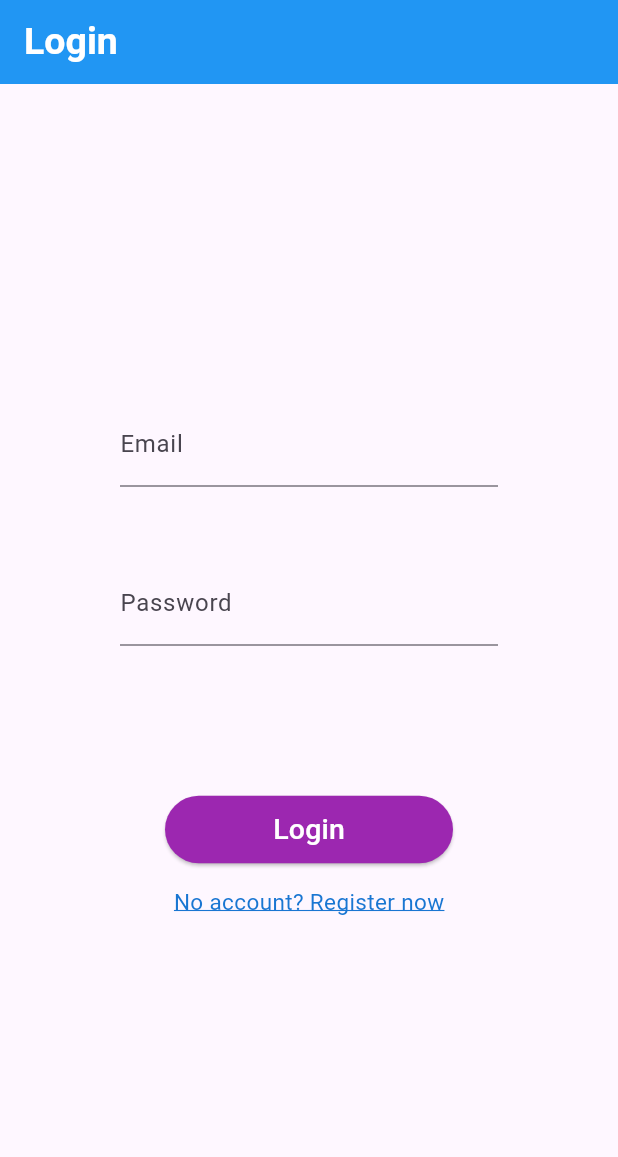
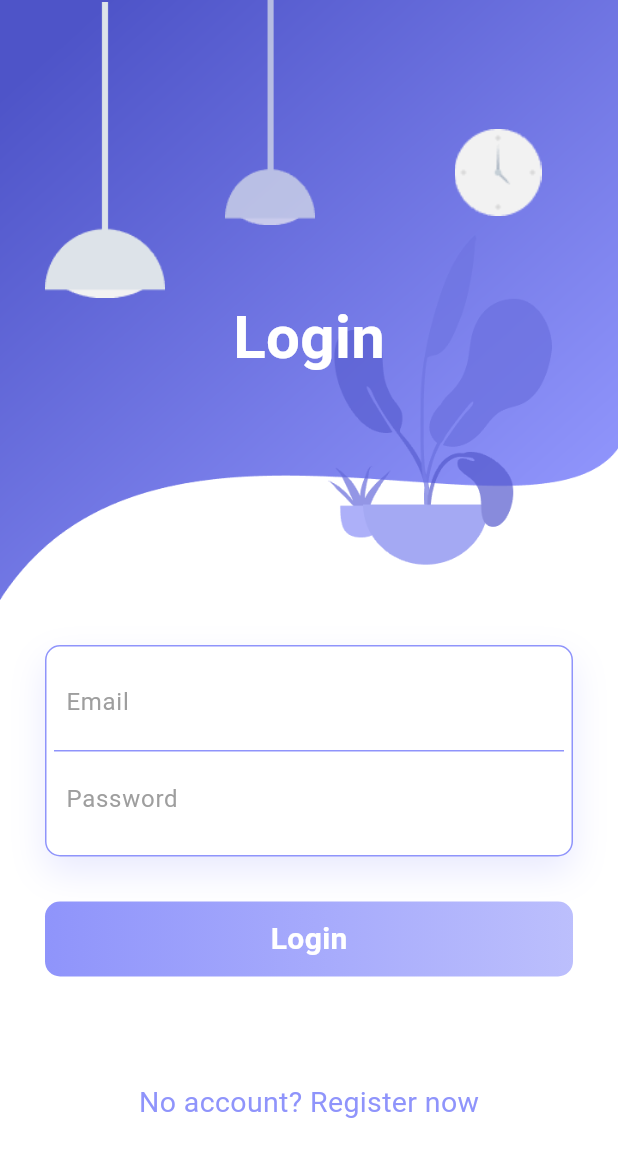
Before and after one commit to YongMingg/Final_Year_Project, a Flutter app: the screen it shows after launch, on a phone screen of 412 x 824 dp. Shown: the top 1157 px of the screen. Run offline on Flutter 3.47's test engine with Material 3 defaults, Android fonts, the light colour scheme and no system bars; our stand-ins replace animate_do, cloud_firestore, firebase_auth, firebase_core, firebase_database, fluttertoast and 1 more; accounts and stored records are empty.

Commit message:
login page ui design

```diff
--- a/lib/routes/LoginPage.dart
+++ b/lib/routes/LoginPage.dart
@@ -1,3 +1,4 @@
+import 'package:animate_do/animate_do.dart';
 import 'package:cloud_firestore/cloud_firestore.dart';
 import 'package:firebase_auth/firebase_auth.dart';
 import 'package:flutter/material.dart';
@@ -26,64 +27,125 @@ class _LoginPageState extends State<LoginPage> {
   @override
   Widget build(BuildContext context) {
     return Scaffold(
-
-      //Appbar title
-      appBar: AppBar(
-        backgroundColor: Colors.blue,
-        title: const Text(
-          "Login",
-          style: TextStyle(
+      backgroundColor: Colors.white,
+      body: SingleChildScrollView(
+        child: Container(
+          child: Column(
+            children: <Widget>[
+              Container(
+                height: 400,
+                decoration: const BoxDecoration(
+                  image: DecorationImage(
+                    image: AssetImage('img/home_background.png'),
+                    fit: BoxFit.fill
+                  )
+                ),
+                child: Stack(
+                  children: <Widget>[
+                    Positioned(
+                      left: 30,
+                      width: 80,
+                      height: 200,
+                      child: FadeInUp(duration: const Duration(seconds: 1), child: Container(
+                        decoration: const BoxDecoration(
+                          image: DecorationImage(
+                            image: AssetImage('img/light_1.png')
+                          )
+                        ),
+                      )),
+                    ),
+                    Positioned(
+                      left: 140,
+                      width: 80,
+                      height: 150,
+                      child: FadeInUp(duration: const Duration(milliseconds: 1200), child: Container(
+                        decoration: const BoxDecoration(
+                          image: DecorationImage(
+                            image: AssetImage('img/light_2.png')
+                          )
+                        ),
+                      )),
+                    ),
+                    Positioned(
+                      right: 40,
+                      top: 40,
+                      width: 80,
+                      height: 150,
+                      child: FadeInUp(duration: const Duration(milliseconds: 1300), child: Container(
+                        decoration: const BoxDecoration(
+                          image: DecorationImage(
+                            image: AssetImage('img/clock.png')
+                          )
+                        ),
+                      )),
+                    ),
+                    Positioned(
+                      child: FadeInUp(duration: const Duration(milliseconds: 1600), child: Container(
+                        margin: const EdgeInsets.only(top: 50),
+                        child: const Center(
+                          child: Text("Login", style: TextStyle(color: Colors.white, fontSize: 40, fontWeight: FontWeight.bold),),
+                        ),
+                      )),
+                    )
+                  ],
+                ),
+              ),
+              Padding(
+                padding: const EdgeInsets.all(30.0),
+                child: Column(
+                  children: <Widget>[
+                    FadeInUp(duration: const Duration(milliseconds: 1800), child: Container(
+                      padding: const EdgeInsets.all(5),
+                      decoration: BoxDecoration(
                         color: Colors.white,
-            fontSize: 25,
-            fontWeight: FontWeight.bold,
+                        borderRadius: BorderRadius.circular(10),
+                        border: Border.all(color: const Color.fromRGBO(143, 148, 251, 1)),
+                        boxShadow: const [
+                          BoxShadow(
+                            color: Color.fromRGBO(143, 148, 251, .2),
+                            blurRadius: 20.0,
+                            offset: Offset(0, 10)
+                          )
+                        ]
+                      ),
+                      child: Column(
+                        children: <Widget>[
+                          Container(
+                            padding: const EdgeInsets.all(8.0),
+                            decoration: const BoxDecoration(
+                              border: Border(bottom: BorderSide(color:  Color.fromRGBO(143, 148, 251, 1)))
+                            ),
+                            child: TextField(
+                              controller: emailController,
+                              decoration: const InputDecoration(
+                                border: InputBorder.none,
+                                hintText: "Email",
+                                hintStyle: TextStyle(color: Colors.grey)
                               ),
                             ),
                           ),
-
-      //body content
-      body: Padding(
-        padding: const EdgeInsets.only(left: 80, right: 80),
-        child: Center(
-          child: Column(
-            mainAxisAlignment: MainAxisAlignment.center,
-            children: [
-              TextField(
-                controller: emailController,
+                          Container(
+                            padding: const EdgeInsets.all(8.0),
+                            child: TextField(
+                              controller: passwordController,
+                              obscureText: true,
                               decoration: const InputDecoration(
-                  labelText: "Email",
-                  hintText: "example@email.com",
-                  hintStyle: TextStyle(color: Colors.grey,)
+                                border: InputBorder.none,
+                                hintText: "Password",
+                                hintStyle: TextStyle(color: Colors.grey)
                               ),
                             ),
-              const SizedBox(height: 50,),
-
-              TextField(
-                controller: passwordController,
-                decoration: const InputDecoration(
-                  labelText: "Password",
-                  hintText: "",
+                          )
+                        ],
                       ),
-                obscureText: true,
-              ),
-              const SizedBox(height: 100,),
+                    )),
+                    const SizedBox(height: 30,),
 
                     //login button
-              Padding(
-                padding: const EdgeInsets.only(left: 30, right: 30),
-                child: Row(
-                  children: [
-                    Expanded(
-                      flex: 1,
-                      child: SizedBox(
-                        height: 45,
-                        child: ElevatedButton(
-                          style: const ButtonStyle(
-                            backgroundColor: WidgetStatePropertyAll(Colors.purple),
-                            foregroundColor: WidgetStatePropertyAll(Colors.white),
-                          ),
-                          child: const Text("Login", style: TextStyle(fontSize: 19),),
-                          onPressed: (){
-
+                    FadeInUp(
+                      duration: const Duration(milliseconds: 1900),
+                      child: InkWell(
+                        onTap: () {
                           //login to account
                           if (emailController.text.isNotEmpty && passwordController.text.isNotEmpty) {
                             _login();
@@ -91,32 +153,41 @@ class _LoginPageState extends State<LoginPage> {
                             //tell user about incorrect information
                             _toast(msg: "Email or Password cannot be empty");
                           }
-
                         },
+                        child: Container(
+                          height: 50,
+                          decoration: BoxDecoration(
+                            borderRadius: BorderRadius.circular(10),
+                            gradient: const LinearGradient(
+                              colors: [
+                                Color.fromRGBO(143, 148, 251, 1),
+                                Color.fromRGBO(143, 148, 251, .6),
+                              ]
+                            )
+                          ),
+                          child: const Center(
+                            child: Text("Login", style: TextStyle(color: Colors.white, fontWeight: FontWeight.bold, fontSize: 20),),
                           ),
                         ),
+                      )
+                    ),
+                    const SizedBox(height: 70,),
+                    FadeInUp(
+                      duration: const Duration(milliseconds: 2000),
+                      child: InkWell(
+                        onTap: () {
+                          Get.toNamed("/RegisterPage");
+                        },
+                        child: const Text("No account? Register now", style: TextStyle(fontSize: 19, color: Color.fromRGBO(143, 148, 251, 1)),)
+                      )
                     ),
                   ],
                 ),
-              ),
-              const SizedBox(height: 15,),
-
-              InkWell(
-                onTap: () {
-                  Get.toNamed("/RegisterPage");
-                },
-                child: Text("No account? Register now", style: TextStyle(
-                  color: Colors.blue[700],
-                  fontSize: 15,
-                  decoration: TextDecoration.underline,
-                  decorationColor: Colors.blue[700],
-                ),),
-              ),
-
+              )
             ],
           ),
         ),
-      ),
+      )
     );
   }
 
@@ -175,5 +246,4 @@ class _LoginPageState extends State<LoginPage> {
       fontSize: 16.0
     );
   }
-
 }
--- a/pubspec.yaml
+++ b/pubspec.yaml
@@ -30,6 +30,7 @@ environment:
 dependencies:
   flutter:
     sdk: flutter
+  animate_do: ^3.1.2
 
 
   # The following adds the Cupertino Icons font to your application.
@@ -69,6 +70,10 @@ flutter:
   assets:
     - img/light_icon.png
     - img/no_device.png
+    - img/home_background.png
+    - img/clock.png
+    - img/light_1.png
+    - img/light_2.png
 
   # An image asset can refer to one or more resolution-specific "variants", see
   # https://flutter.dev/assets-and-images/#resolution-aware
```
Also changed, not shown: img/clock.png (added), img/home_background.png (added), img/light_1.png (added), img/light_2.png (added), pubspec.lock. Lines whose indentation alone changed are shown as unchanged.
